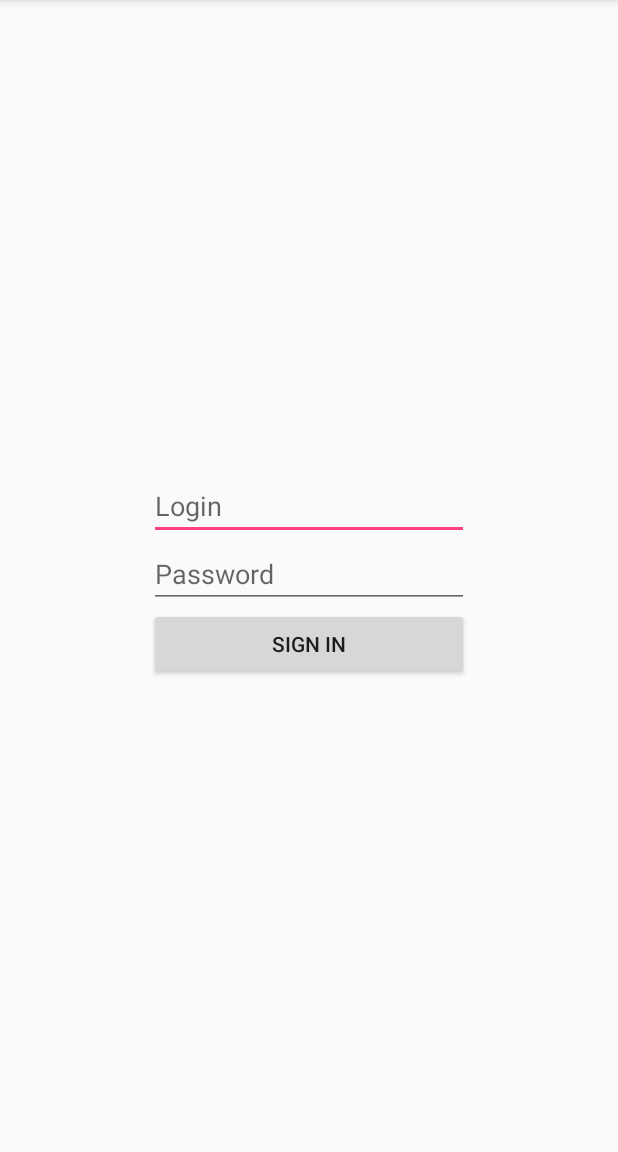
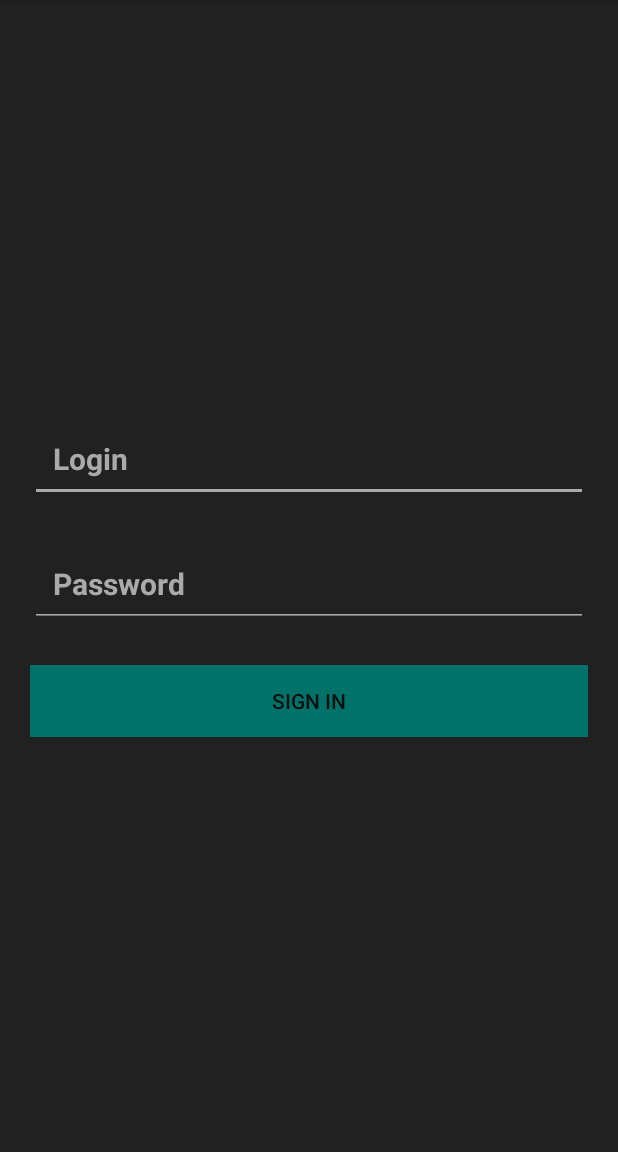
Before and after one commit to VladislavBryukhanov/AuNea-Mobile-Android_Java-FirebaseSDK, an Android app: the screen it shows after launch (MainActivity), on a phone screen of 412 x 824 dp, the part 84-1236 px from its top. Run offline under Robolectric (Android 15) with nearby library versions, the phone set to English and light mode, and no system bars; our stand-ins replace Firebase (no records; nobody signed in at launch, a user with empty details on screens opened directly).

Commit message:
fixed dialog access, improved layout, fixed userList

```diff
--- a/app/src/main/res/layout/activity_chat.xml
+++ b/app/src/main/res/layout/activity_chat.xml
@@ -9,11 +9,12 @@
 
     <EditText
         android:id="@+id/etSearch"
-        android:hint="Search"
         android:layout_width="match_parent"
         android:layout_height="wrap_content"
         android:ems="10"
-        android:inputType="textPersonName"/>
+        android:enabled="false"
+        android:hint="Search"
+        android:inputType="textPersonName" />
 
     <ListView
         android:id="@+id/lvMessages"
--- a/app/src/main/res/layout/activity_main.xml
+++ b/app/src/main/res/layout/activity_main.xml
@@ -4,35 +4,58 @@
     xmlns:tools="http://schemas.android.com/tools"
     android:layout_width="match_parent"
     android:layout_height="match_parent"
+    android:background="@color/darkTheme"
     android:orientation="vertical"
     tools:context="com.example.nameless.autoupdating.MainActivity">
 
     <LinearLayout
-        android:layout_width="wrap_content"
+        android:layout_width="match_parent"
         android:layout_height="wrap_content"
         android:layout_centerInParent="true"
+        android:layout_marginLeft="20dp"
+        android:layout_marginRight="20dp"
         android:orientation="vertical">
+        <!--android:layout_centerInParent="true"-->
 
         <EditText
             android:id="@+id/etLogin"
             android:layout_width="match_parent"
             android:layout_height="wrap_content"
+            android:layout_marginBottom="25dp"
+            android:backgroundTint="@android:color/darker_gray"
             android:ems="10"
             android:hint="Login"
+            android:padding="15dp"
+            android:singleLine="true"
+            android:textColor="#14aba8"
+            android:textColorHint="@android:color/darker_gray"
+            android:textColorLink="#00726a"
+            android:textSize="20sp"
+            android:textStyle="bold"
             tools:layout_editor_absoluteY="233dp" />
 
         <EditText
             android:id="@+id/etPassword"
             android:layout_width="match_parent"
             android:layout_height="wrap_content"
+            android:layout_marginBottom="25dp"
+            android:backgroundTint="@android:color/darker_gray"
             android:ems="10"
             android:hint="Password"
+            android:padding="15dp"
+            android:singleLine="true"
+            android:textColor="#14aba8"
+            android:textColorHint="@android:color/darker_gray"
+            android:textColorLink="#00726a"
+            android:textSize="20sp"
+            android:textStyle="bold"
             tools:layout_editor_absoluteY="233dp" />
 
         <Button
             android:id="@+id/btnSignIn"
             android:layout_width="match_parent"
             android:layout_height="wrap_content"
+            android:background="#00726a"
             android:text="Sign in" />
 
     </LinearLayout>
--- a/app/src/main/res/layout/message_item.xml
+++ b/app/src/main/res/layout/message_item.xml
@@ -17,5 +17,5 @@
         android:layout_height="wrap_content"
         android:layout_weight="1"
         android:ems="10"
-        android:inputType="textPersonName" />
+        android:inputType="textMultiLine" />
 </LinearLayout>
--- a/app/src/main/res/values/colors.xml
+++ b/app/src/main/res/values/colors.xml
@@ -3,4 +3,5 @@
     <color name="colorPrimary">#3F51B5</color>
     <color name="colorPrimaryDark">#303F9F</color>
     <color name="colorAccent">#FF4081</color>
+    <color name="darkTheme">#212121</color>
 </resources>
```
Also changed, not shown: app/src/main/java/com/example/nameless/autoupdating/Chat.java (+35 -6 lines), app/src/main/java/com/example/nameless/autoupdating/UserList.java (+5 -2 lines).
